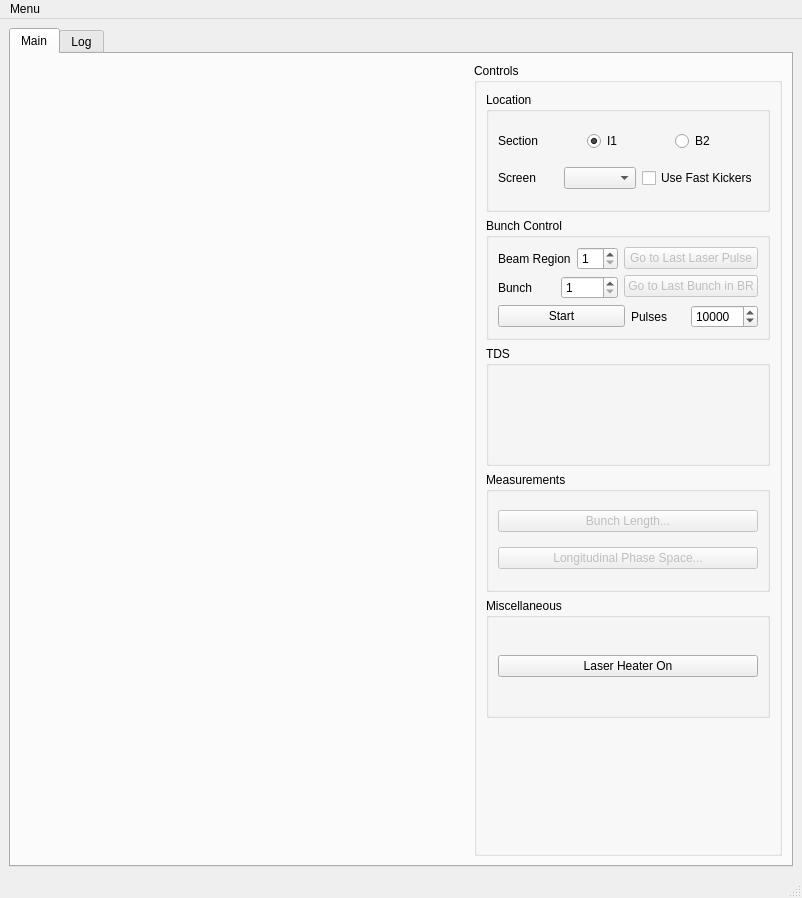
st-walker/esme, file esme/gui/ui/mainwindow.ui: the form before one commit.
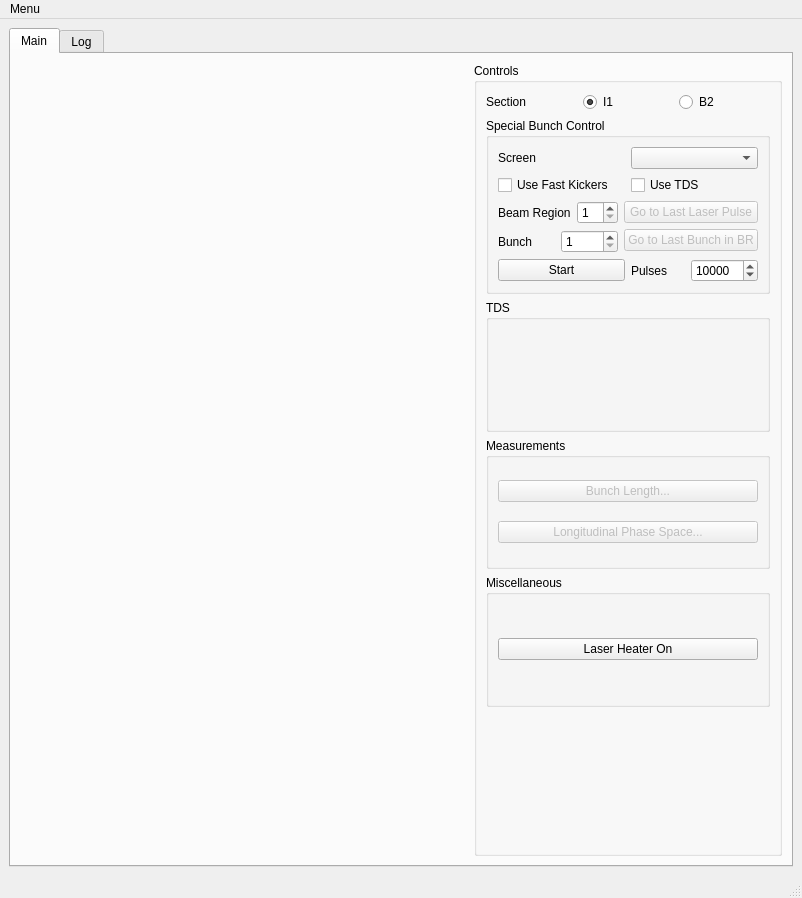
The form after the commit. Custom widgets are drawn as their Qt base class.

Commit message: sbunch pattern bits and gui changes

The edit to the form file:
```diff
--- a/esme/gui/ui/mainwindow.ui
+++ b/esme/gui/ui/mainwindow.ui
@@ -44,13 +44,7 @@
           </property>
           <layout class="QVBoxLayout" name="verticalLayout_4">
            <item>
-            <widget class="QGroupBox" name="screen_selection_groupbox">
-             <property name="title">
-              <string>Location</string>
-             </property>
-             <layout class="QVBoxLayout" name="verticalLayout_6">
-              <item>
-               <layout class="QHBoxLayout" name="horizontalLayout_6">
+            <layout class="QHBoxLayout" name="horizontalLayout_2">
                 <item>
                  <widget class="QLabel" name="section_label">
                   <property name="text">
@@ -78,84 +72,12 @@
                </layout>
               </item>
               <item>
-               <layout class="QHBoxLayout" name="horizontalLayout_10">
-                <item>
-                 <widget class="QLabel" name="screen_label">
-                  <property name="text">
-                   <string>Screen</string>
-                  </property>
-                 </widget>
-                </item>
-                <item>
-                 <widget class="QComboBox" name="select_screen_combobox">
-                  <property name="placeholderText">
-                   <string/>
-                  </property>
-                 </widget>
-                </item>
-                <item>
-                 <widget class="QCheckBox" name="use_fast_kickers_checkbox">
-                  <property name="text">
-                   <string>Use Fast Kickers</string>
-                  </property>
-                 </widget>
-                </item>
-               </layout>
-              </item>
-             </layout>
-            </widget>
-           </item>
-           <item>
             <widget class="QGroupBox" name="bunch_control_group_box">
              <property name="title">
-              <string>Bunch Control</string>
+              <string>Special Bunch Control</string>
              </property>
-             <layout class="QGridLayout" name="gridLayout_5">
-              <item row="1" column="0">
-               <layout class="QHBoxLayout" name="horizontalLayout_3">
-                <item>
-                 <widget class="QPushButton" name="start_stop_button">
-                  <property name="toolTip">
-                   <string>&lt;html&gt;&lt;head/&gt;&lt;body&gt;&lt;p&gt;Start diagnostic bunch optionally with fast kickers and the TDS&lt;/p&gt;&lt;/body&gt;&lt;/html&gt;</string>
-                  </property>
-                  <property name="text">
-                   <string>Start</string>
-                  </property>
-                  <property name="checkable">
-                   <bool>true</bool>
-                  </property>
-                  <property name="checked">
-                   <bool>false</bool>
-                  </property>
-                  <property name="autoRepeat">
-                   <bool>false</bool>
-                  </property>
-                 </widget>
-                </item>
-                <item>
-                 <layout class="QHBoxLayout" name="horizontalLayout_5">
-                  <item>
-                   <widget class="QLabel" name="label">
-                    <property name="text">
-                     <string>Pulses</string>
-                    </property>
-                   </widget>
-                  </item>
-                  <item>
-                   <widget class="QSpinBox" name="npulses_spinbox">
-                    <property name="maximum">
-                     <number>10000000</number>
-                    </property>
-                    <property name="value">
-                     <number>10000</number>
-                    </property>
-                   </widget>
-                  </item>
-                 </layout>
-                </item>
-               </layout>
-              </item>
-              <item row="0" column="0">
+             <layout class="QGridLayout" name="gridLayout_3">
+              <item row="4" column="0">
                <layout class="QHBoxLayout" name="horizontalLayout_9">
                 <item>
                  <layout class="QVBoxLayout" name="verticalLayout_2">
@@ -232,6 +154,86 @@
                 </item>
                </layout>
               </item>
+              <item row="5" column="0">
+               <layout class="QHBoxLayout" name="horizontalLayout_3">
+                <item>
+                 <widget class="QPushButton" name="start_stop_button">
+                  <property name="toolTip">
+                   <string>&lt;html&gt;&lt;head/&gt;&lt;body&gt;&lt;p&gt;Start diagnostic bunch optionally with fast kickers and the TDS&lt;/p&gt;&lt;/body&gt;&lt;/html&gt;</string>
+                  </property>
+                  <property name="text">
+                   <string>Start</string>
+                  </property>
+                  <property name="checkable">
+                   <bool>true</bool>
+                  </property>
+                  <property name="checked">
+                   <bool>false</bool>
+                  </property>
+                  <property name="autoRepeat">
+                   <bool>false</bool>
+                  </property>
+                 </widget>
+                </item>
+                <item>
+                 <layout class="QHBoxLayout" name="horizontalLayout_5">
+                  <item>
+                   <widget class="QLabel" name="label">
+                    <property name="text">
+                     <string>Pulses</string>
+                    </property>
+                   </widget>
+                  </item>
+                  <item>
+                   <widget class="QSpinBox" name="npulses_spinbox">
+                    <property name="maximum">
+                     <number>10000000</number>
+                    </property>
+                    <property name="value">
+                     <number>10000</number>
+                    </property>
+                   </widget>
+                  </item>
+                 </layout>
+                </item>
+               </layout>
+              </item>
+              <item row="3" column="0">
+               <layout class="QHBoxLayout" name="horizontalLayout">
+                <item>
+                 <widget class="QCheckBox" name="use_fast_kickers_checkbox">
+                  <property name="text">
+                   <string>Use Fast Kickers</string>
+                  </property>
+                 </widget>
+                </item>
+                <item>
+                 <widget class="QCheckBox" name="checkBox">
+                  <property name="text">
+                   <string>Use TDS</string>
+                  </property>
+                 </widget>
+                </item>
+               </layout>
+              </item>
+              <item row="2" column="0">
+               <layout class="QHBoxLayout" name="horizontalLayout_10">
+                <item>
+                 <widget class="QLabel" name="screen_label">
+                  <property name="text">
+                   <string>Screen</string>
+                  </property>
+                 </widget>
+                </item>
+                <item>
+                 <widget class="QComboBox" name="select_screen_combobox">
+                  <property name="placeholderText">
+                   <string/>
+                  </property>
+                 </widget>
+                </item>
+               </layout>
+              </item>
              </layout>
             </widget>
            </item>
```
Left out of the diff: 4 changed lines with no effect on the pictures. Lines whose indentation alone changed are shown as unchanged. The commit also changes 2 other files.
